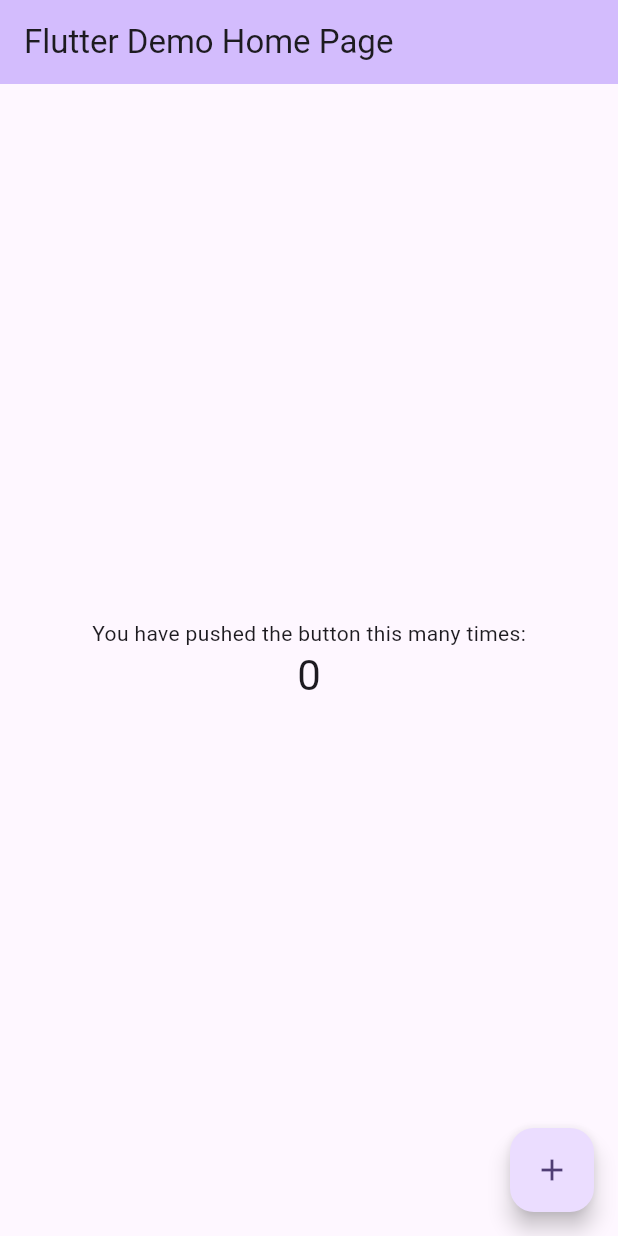
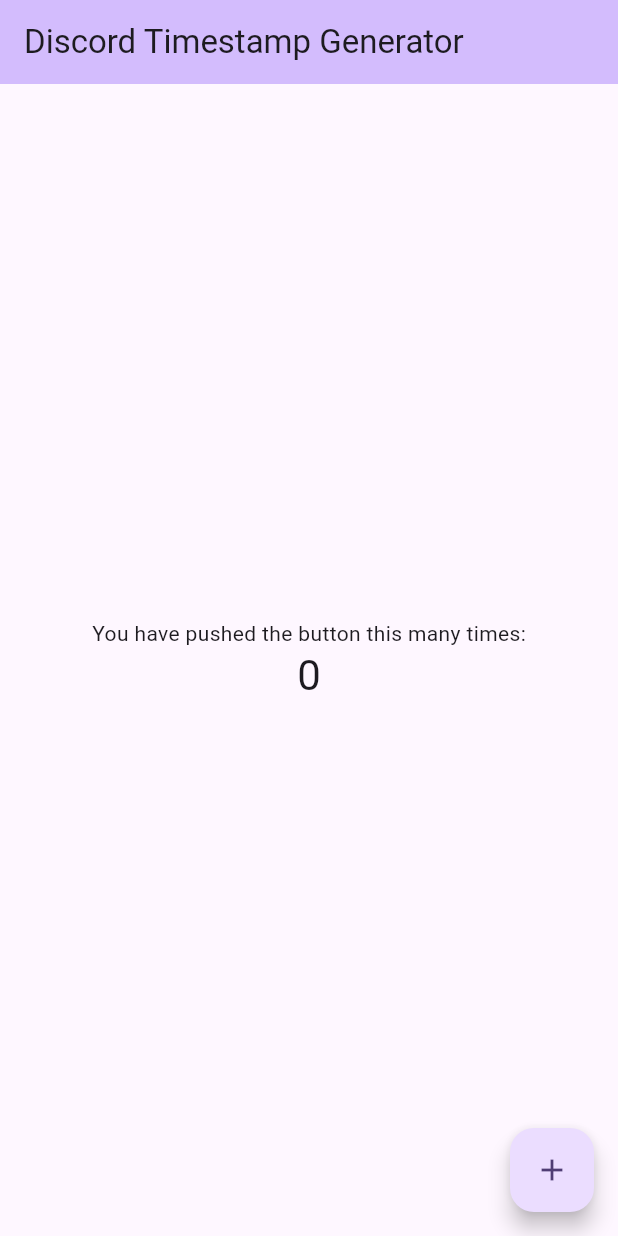
Before and after one commit to creationUnbound/DiscordTimestampGenerator, a Flutter app: the screen it shows after launch, on a phone screen of 412 x 824 dp. Run offline on Flutter 3.47's test engine with Material 2 defaults, Android fonts, the phone set to English and light mode, and no system bars; our stand-ins replace syncfusion_flutter_datepicker.

Commit message:
Adding datepicker dependencies.

```diff
--- a/discord_timestamp_generator/lib/main.dart
+++ b/discord_timestamp_generator/lib/main.dart
@@ -1,4 +1,5 @@
 import 'package:flutter/material.dart';
+import 'package:syncfusion_flutter_datepicker/datepicker.dart';
 
 void main() {
   runApp(const MyApp());
@@ -7,31 +8,15 @@ void main() {
 class MyApp extends StatelessWidget {
   const MyApp({super.key});
 
-  // This widget is the root of your application.
   @override
   Widget build(BuildContext context) {
     return MaterialApp(
-      title: 'Flutter Demo',
+      title: 'Discord Timestamp Generator',
       theme: ThemeData(
-        // This is the theme of your application.
-        //
-        // TRY THIS: Try running your application with "flutter run". You'll see
-        // the application has a blue toolbar. Then, without quitting the app,
-        // try changing the seedColor in the colorScheme below to Colors.green
-        // and then invoke "hot reload" (save your changes or press the "hot
-        // reload" button in a Flutter-supported IDE, or press "r" if you used
-        // the command line to start the app).
-        //
-        // Notice that the counter didn't reset back to zero; the application
-        // state is not lost during the reload. To reset the state, use hot
-        // restart instead.
-        //
-        // This works for code too, not just values: Most code changes can be
-        // tested with just a hot reload.
         colorScheme: ColorScheme.fromSeed(seedColor: Colors.deepPurple),
         useMaterial3: true,
       ),
-      home: const MyHomePage(title: 'Flutter Demo Home Page'),
+      home: const MyHomePage(title: 'Discord Timestamp Generator'),
     );
   }
 }
@@ -87,22 +72,7 @@ class _MyHomePageState extends State<MyHomePage> {
         title: Text(widget.title),
       ),
       body: Center(
-        // Center is a layout widget. It takes a single child and positions it
-        // in the middle of the parent.
         child: Column(
-          // Column is also a layout widget. It takes a list of children and
-          // arranges them vertically. By default, it sizes itself to fit its
-          // children horizontally, and tries to be as tall as its parent.
-          //
-          // Column has various properties to control how it sizes itself and
-          // how it positions its children. Here we use mainAxisAlignment to
-          // center the children vertically; the main axis here is the vertical
-          // axis because Columns are vertical (the cross axis would be
-          // horizontal).
-          //
-          // TRY THIS: Invoke "debug painting" (choose the "Toggle Debug Paint"
-          // action in the IDE, or press "p" in the console), to see the
-          // wireframe for each widget.
           mainAxisAlignment: MainAxisAlignment.center,
           children: <Widget>[
             const Text(
@@ -119,7 +89,7 @@ class _MyHomePageState extends State<MyHomePage> {
         onPressed: _incrementCounter,
         tooltip: 'Increment',
         child: const Icon(Icons.add),
-      ), // This trailing comma makes auto-formatting nicer for build methods.
+      ),
     );
   }
 }
```
